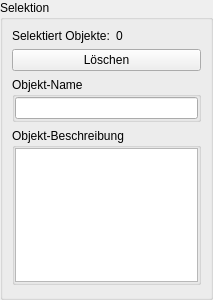
Qt form trunk/editor/toolWidgetSelect.ui (BackupTheBerlios/bbuilder-svn) before a commit.
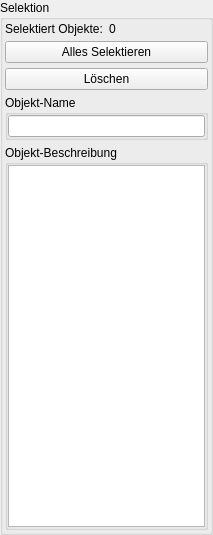
The same form after that commit.

Commit message: PropertyWidget für das Zoom-Tool und einige Bugs behoben.

```diff
--- a/trunk/editor/toolWidgetSelect.ui
+++ b/trunk/editor/toolWidgetSelect.ui
@@ -9,7 +9,7 @@
     <x>0</x>
     <y>0</y>
     <width>213</width>
-    <height>300</height>
+    <height>535</height>
    </rect>
   </property>
   <property name="windowTitle" >
@@ -32,12 +32,50 @@
      </property>
      <layout class="QGridLayout" >
       <property name="margin" >
-       <number>9</number>
+       <number>2</number>
       </property>
       <property name="spacing" >
-       <number>6</number>
+       <number>5</number>
       </property>
+      <item row="1" column="0" colspan="2" >
+       <widget class="QPushButton" name="button_SelectAll" >
+        <property name="toolTip" >
+         <string>Selektiert alle Objekte (STRG+A)</string>
+        </property>
+        <property name="statusTip" >
+         <string>Selektiert alle Objekte (STRG+A)</string>
+        </property>
+        <property name="whatsThis" >
+         <string>Selektiert alle Objekte (STRG+A)</string>
+        </property>
+        <property name="text" >
+         <string>Alles Selektieren</string>
+        </property>
+        <property name="shortcut" >
+         <string>Ctrl+A</string>
+        </property>
+       </widget>
+      </item>
       <item row="2" column="0" colspan="2" >
+       <widget class="QPushButton" name="button_Delete" >
+        <property name="toolTip" >
+         <string>Löscht alle selektierten Objekte (Entfernen)</string>
+        </property>
+        <property name="statusTip" >
+         <string>Löscht alle selektierten Objekte (Entfernen)</string>
+        </property>
+        <property name="whatsThis" >
+         <string>Löscht alle selektierten Objekte</string>
+        </property>
+        <property name="text" >
+         <string>Löschen</string>
+        </property>
+        <property name="shortcut" >
+         <string>Del</string>
+        </property>
+       </widget>
+      </item>
+      <item row="3" column="0" colspan="2" >
        <widget class="QGroupBox" name="groupBox_2" >
         <property name="sizePolicy" >
          <sizepolicy>
@@ -66,40 +104,6 @@
         </layout>
        </widget>
       </item>
-      <item row="3" column="0" colspan="2" >
-       <widget class="QGroupBox" name="groupBox_3" >
-        <property name="title" >
-         <string>Objekt-Beschreibung</string>
-        </property>
-        <property name="flat" >
-         <bool>true</bool>
-        </property>
-        <layout class="QGridLayout" >
-         <property name="margin" >
-          <number>0</number>
-         </property>
-         <property name="spacing" >
-          <number>5</number>
-         </property>
-         <item row="0" column="0" >
-          <widget class="QTextEdit" name="textEdit_ObjectDesc" />
-         </item>
-        </layout>
-       </widget>
-      </item>
-      <item row="4" column="0" >
-       <spacer>
-        <property name="orientation" >
-         <enum>Qt::Vertical</enum>
-        </property>
-        <property name="sizeHint" >
-         <size>
-          <width>20</width>
-          <height>61</height>
-         </size>
-        </property>
-       </spacer>
-      </item>
       <item row="0" column="1" >
        <widget class="QLabel" name="label_ObjectsCount" >
         <property name="text" >
@@ -114,20 +118,25 @@
         </property>
        </widget>
       </item>
-      <item row="1" column="0" colspan="2" >
-       <widget class="QPushButton" name="button_Delete" >
-        <property name="toolTip" >
-         <string>Löscht alle selektierten Objekte</string>
+      <item row="4" column="0" colspan="2" >
+       <widget class="QGroupBox" name="groupBox_3" >
+        <property name="title" >
+         <string>Objekt-Beschreibung</string>
         </property>
-        <property name="statusTip" >
-         <string>Löscht alle selektierten Objekte</string>
+        <property name="flat" >
+         <bool>true</bool>
         </property>
-        <property name="whatsThis" >
-         <string>Löscht alle selektierten Objekte</string>
-        </property>
-        <property name="text" >
-         <string>Löschen</string>
-        </property>
+        <layout class="QGridLayout" >
+         <property name="margin" >
+          <number>0</number>
+         </property>
+         <property name="spacing" >
+          <number>5</number>
+         </property>
+         <item row="0" column="0" >
+          <widget class="QTextEdit" name="textEdit_ObjectDesc" />
+         </item>
+        </layout>
        </widget>
       </item>
      </layout>
```
The commit also changes 24 other files.
